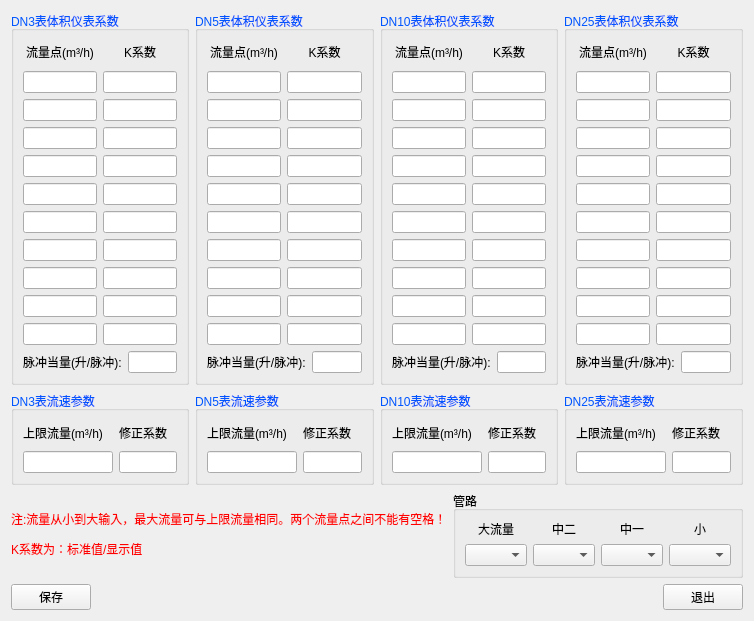
Qt form source/systemset/systemsetdlg/ui/stdmtrparaset.ui (flimmy78/qtverify) before a commit.
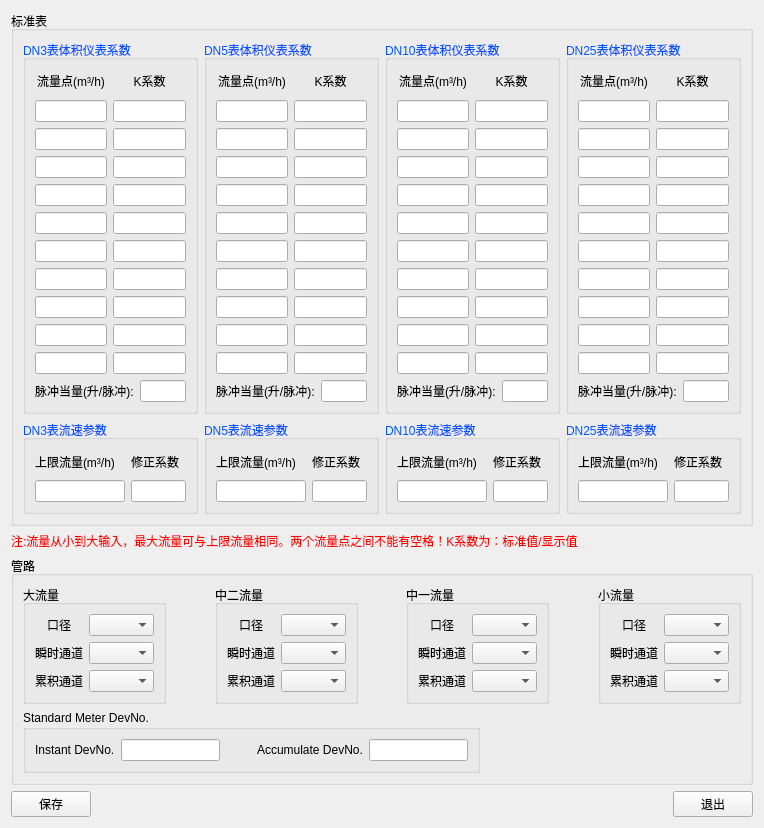
The same form after that commit. Icons and pictures are not drawn.

Commit message: 标准表参数设置; 流量标准表法数据采集, 加入脉冲当量;

```diff
--- a/source/systemset/systemsetdlg/ui/stdmtrparaset.ui
+++ b/source/systemset/systemsetdlg/ui/stdmtrparaset.ui
@@ -9,8 +9,8 @@
    <rect>
     <x>0</x>
     <y>0</y>
-    <width>746</width>
-    <height>575</height>
+    <width>764</width>
+    <height>751</height>
    </rect>
   </property>
   <property name="windowTitle">
@@ -20,8 +20,12 @@
    <iconset resource="../systemsetdlg.qrc">
     <normaloff>:/systemsetdlg/images/stdmeterparaset.png</normaloff>:/systemsetdlg/images/stdmeterparaset.png</iconset>
   </property>
-  <layout class="QVBoxLayout" name="verticalLayout_25">
+  <layout class="QVBoxLayout" name="verticalLayout_26">
    <item>
+    <widget class="QGroupBox" name="gBox_StdMeter">
+     <property name="title">
+      <string>标准表</string>
+     </property>
     <layout class="QHBoxLayout" name="horizontalLayout_14">
      <item>
       <layout class="QVBoxLayout" name="verticalLayout_6">
@@ -1828,47 +1832,39 @@
       </layout>
      </item>
     </layout>
+    </widget>
    </item>
-   <item>
-    <layout class="QHBoxLayout" name="horizontalLayout_15">
      <item>
       <widget class="QLabel" name="label">
        <property name="text">
-        <string>&lt;html&gt;&lt;head/&gt;&lt;body&gt;&lt;p&gt;&lt;span style=&quot; color:#ff0000;&quot;&gt;注:流量从小到大输入，最大流量可与上限流量相同。两个流量点之间不能有空格！&lt;/span&gt;&lt;/p&gt;&lt;p&gt;&lt;span style=&quot; color:#ff0000;&quot;&gt;K系数为：标准值/显示值&lt;/span&gt;&lt;/p&gt;&lt;/body&gt;&lt;/html&gt;</string>
+      <string>&lt;html&gt;&lt;head/&gt;&lt;body&gt;&lt;p&gt;&lt;span style=&quot; color:#ff0000;&quot;&gt;注:流量从小到大输入，最大流量可与上限流量相同。两个流量点之间不能有空格！K系数为：标准值/显示值&lt;/span&gt;&lt;/p&gt;&lt;/body&gt;&lt;/html&gt;</string>
        </property>
       </widget>
      </item>
      <item>
-      <spacer name="horizontalSpacer_5">
-       <property name="orientation">
-        <enum>Qt::Horizontal</enum>
-       </property>
-       <property name="sizeHint" stdset="0">
-        <size>
-         <width>40</width>
-         <height>20</height>
-        </size>
-       </property>
-      </spacer>
-     </item>
-     <item>
-      <widget class="QGroupBox" name="groupBox">
+    <widget class="QGroupBox" name="gBox_Route">
        <property name="title">
         <string>管路</string>
        </property>
+     <layout class="QVBoxLayout" name="verticalLayout_25">
+      <item>
        <layout class="QHBoxLayout" name="horizontalLayout_16">
         <item>
-         <layout class="QVBoxLayout" name="verticalLayout_26">
-          <item>
-           <widget class="QLabel" name="label_2">
+         <widget class="QGroupBox" name="gBox_big">
+          <property name="title">
+           <string>大流量</string>
+          </property>
+          <layout class="QGridLayout" name="gridLayout">
+           <item row="0" column="0">
+            <widget class="QLabel" name="label_8">
             <property name="text">
-             <string>&lt;html&gt;&lt;head/&gt;&lt;body&gt;&lt;p align=&quot;center&quot;&gt;大流量&lt;/p&gt;&lt;/body&gt;&lt;/html&gt;</string>
+              <string>&lt;html&gt;&lt;head/&gt;&lt;body&gt;&lt;p align=&quot;center&quot;&gt;口径&lt;/p&gt;&lt;/body&gt;&lt;/html&gt;</string>
             </property>
            </widget>
           </item>
+           <item row="0" column="1">
+            <widget class="QComboBox" name="comboBox_diam_0">
           <item>
-           <widget class="QComboBox" name="comboBox_big">
-            <item>
              <property name="text">
               <string/>
              </property>
@@ -1895,34 +1891,149 @@
             </item>
            </widget>
           </item>
-         </layout>
-        </item>
+           <item row="1" column="0">
+            <widget class="QLabel" name="label_9">
+             <property name="text">
+              <string>&lt;html&gt;&lt;head/&gt;&lt;body&gt;&lt;p align=&quot;center&quot;&gt;瞬时通道&lt;/p&gt;&lt;/body&gt;&lt;/html&gt;</string>
+             </property>
+            </widget>
+           </item>
+           <item row="1" column="1">
+            <widget class="QComboBox" name="cBox_instroute_0">
+             <property name="sizePolicy">
+              <sizepolicy hsizetype="Expanding" vsizetype="Fixed">
+               <horstretch>0</horstretch>
+               <verstretch>0</verstretch>
+              </sizepolicy>
+             </property>
+             <property name="font">
+              <font>
+               <weight>50</weight>
+               <italic>false</italic>
+               <bold>false</bold>
+               <kerning>false</kerning>
+              </font>
+             </property>
+             <property name="acceptDrops">
+              <bool>false</bool>
+             </property>
+             <property name="layoutDirection">
+              <enum>Qt::LeftToRight</enum>
+             </property>
+             <property name="autoFillBackground">
+              <bool>false</bool>
+             </property>
+             <property name="frame">
+              <bool>true</bool>
+             </property>
         <item>
-         <spacer name="horizontalSpacer_2">
-          <property name="orientation">
-           <enum>Qt::Horizontal</enum>
-          </property>
-          <property name="sizeHint" stdset="0">
-           <size>
-            <width>1</width>
-            <height>20</height>
-           </size>
-          </property>
-         </spacer>
+              <property name="text">
+               <string/>
+              </property>
+              <property name="icon">
+               <iconset>
+                <normaloff>C:/Users/Administrator/none.ico</normaloff>C:/Users/Administrator/none.ico</iconset>
+              </property>
         </item>
         <item>
-         <layout class="QVBoxLayout" name="verticalLayout_27">
+              <property name="text">
+               <string>       0</string>
+              </property>
+             </item>
           <item>
-           <widget class="QLabel" name="label_3">
             <property name="text">
-             <string>&lt;html&gt;&lt;head/&gt;&lt;body&gt;&lt;p align=&quot;center&quot;&gt;中二&lt;/p&gt;&lt;/body&gt;&lt;/html&gt;</string>
-            </property>
-           </widget>
+               <string>       1</string>
+              </property>
           </item>
           <item>
-           <widget class="QComboBox" name="comboBox_mid2">
+              <property name="text">
+               <string>       2</string>
+              </property>
+             </item>
             <item>
              <property name="text">
+               <string>       3</string>
+              </property>
+             </item>
+             <item>
+              <property name="text">
+               <string>       4</string>
+              </property>
+             </item>
+             <item>
+              <property name="text">
+               <string>       5</string>
+              </property>
+             </item>
+             <item>
+              <property name="text">
+               <string>       6</string>
+              </property>
+             </item>
+             <item>
+              <property name="text">
+               <string>       7</string>
+              </property>
+             </item>
+             <item>
+              <property name="text">
+               <string>       8</string>
+              </property>
+             </item>
+             <item>
+              <property name="text">
+               <string>       9</string>
+              </property>
+             </item>
+             <item>
+              <property name="text">
+               <string>       10</string>
+              </property>
+             </item>
+             <item>
+              <property name="text">
+               <string>       11</string>
+              </property>
+             </item>
+            </widget>
+           </item>
+           <item row="2" column="0">
+            <widget class="QLabel" name="label_10">
+             <property name="text">
+              <string>&lt;html&gt;&lt;head/&gt;&lt;body&gt;&lt;p align=&quot;center&quot;&gt;累积通道&lt;/p&gt;&lt;/body&gt;&lt;/html&gt;</string>
+             </property>
+            </widget>
+           </item>
+           <item row="2" column="1">
+            <widget class="QComboBox" name="cBox_accumroute_0">
+             <property name="sizePolicy">
+              <sizepolicy hsizetype="Expanding" vsizetype="Fixed">
+               <horstretch>0</horstretch>
+               <verstretch>0</verstretch>
+              </sizepolicy>
+             </property>
+             <property name="font">
+              <font>
+               <weight>50</weight>
+               <italic>false</italic>
+               <bold>false</bold>
+               <kerning>false</kerning>
+              </font>
+             </property>
+             <property name="acceptDrops">
+              <bool>false</bool>
+             </property>
+             <property name="layoutDirection">
+              <enum>Qt::LeftToRight</enum>
+             </property>
+             <property name="autoFillBackground">
+              <bool>false</bool>
+             </property>
+             <property name="frame">
+              <bool>true</bool>
+             </property>
+             <item>
+              <property name="text">
               <string/>
              </property>
             </item>
@@ -1949,6 +2060,7 @@
            </widget>
           </item>
          </layout>
+         </widget>
         </item>
         <item>
          <spacer name="horizontalSpacer_3">
@@ -1964,23 +2076,313 @@
          </spacer>
         </item>
         <item>
-         <layout class="QVBoxLayout" name="verticalLayout_28">
+         <widget class="QGroupBox" name="gBox_mid2">
+          <property name="title">
+           <string>中二流量</string>
+          </property>
+          <layout class="QGridLayout" name="gridLayout_2">
+           <item row="0" column="0">
+            <widget class="QLabel" name="label_11">
+             <property name="text">
+              <string>&lt;html&gt;&lt;head/&gt;&lt;body&gt;&lt;p align=&quot;center&quot;&gt;口径&lt;/p&gt;&lt;/body&gt;&lt;/html&gt;</string>
+             </property>
+            </widget>
+           </item>
+           <item row="0" column="1">
+            <widget class="QComboBox" name="comboBox_diam_1">
           <item>
-           <widget class="QLabel" name="label_4">
             <property name="text">
-             <string>&lt;html&gt;&lt;head/&gt;&lt;body&gt;&lt;p align=&quot;center&quot;&gt;中一&lt;/p&gt;&lt;/body&gt;&lt;/html&gt;</string>
-            </property>
-           </widget>
-          </item>
+               <string/>
+              </property>
+             </item>
+             <item>
+              <property name="text">
+               <string>DN3</string>
+              </property>
+             </item>
+             <item>
+              <property name="text">
+               <string>DN5</string>
+              </property>
+             </item>
+             <item>
+              <property name="text">
+               <string>DN10</string>
+              </property>
+             </item>
+             <item>
+              <property name="text">
+               <string>DN25</string>
+              </property>
+             </item>
+            </widget>
+           </item>
+           <item row="1" column="0">
+            <widget class="QLabel" name="label_12">
+             <property name="text">
+              <string>&lt;html&gt;&lt;head/&gt;&lt;body&gt;&lt;p align=&quot;center&quot;&gt;瞬时通道&lt;/p&gt;&lt;/body&gt;&lt;/html&gt;</string>
+             </property>
+            </widget>
+           </item>
+           <item row="1" column="1">
+            <widget class="QComboBox" name="cBox_instroute_1">
+             <property name="sizePolicy">
+              <sizepolicy hsizetype="Expanding" vsizetype="Fixed">
+               <horstretch>0</horstretch>
+               <verstretch>0</verstretch>
+              </sizepolicy>
+             </property>
+             <property name="font">
+              <font>
+               <weight>50</weight>
+               <italic>false</italic>
+               <bold>false</bold>
+               <kerning>false</kerning>
+              </font>
+             </property>
+             <property name="acceptDrops">
+              <bool>false</bool>
+             </property>
+             <property name="layoutDirection">
+              <enum>Qt::LeftToRight</enum>
+             </property>
+             <property name="autoFillBackground">
+              <bool>false</bool>
+             </property>
+             <property name="frame">
+              <bool>true</bool>
+             </property>
           <item>
-           <widget class="QComboBox" name="comboBox_mid1">
+              <property name="text">
+               <string/>
+              </property>
+              <property name="icon">
+               <iconset>
+                <normaloff>C:/Users/Administrator/none.ico</normaloff>C:/Users/Administrator/none.ico</iconset>
+              </property>
+             </item>
             <item>
              <property name="text">
+               <string>       0</string>
+              </property>
+             </item>
+             <item>
+              <property name="text">
+               <string>       1</string>
+              </property>
+             </item>
+             <item>
+              <property name="text">
+               <string>       2</string>
+              </property>
+             </item>
+             <item>
+              <property name="text">
+               <string>       3</string>
+              </property>
+             </item>
+             <item>
+              <property name="text">
+               <string>       4</string>
+              </property>
+             </item>
+             <item>
+              <property name="text">
+               <string>       5</string>
+              </property>
+             </item>
+             <item>
+              <property name="text">
+               <string>       6</string>
+              </property>
+             </item>
+             <item>
+              <property name="text">
+               <string>       7</string>
+              </property>
+             </item>
+             <item>
+              <property name="text">
+               <string>       8</string>
+              </property>
+             </item>
+             <item>
+              <property name="text">
+               <string>       9</string>
+              </property>
+             </item>
+             <item>
+              <property name="text">
+               <string>       10</string>
+              </property>
+             </item>
+             <item>
+              <property name="text">
+               <string>       11</string>
+              </property>
+             </item>
+            </widget>
+           </item>
+           <item row="2" column="0">
+            <widget class="QLabel" name="label_13">
+             <property name="text">
+              <string>&lt;html&gt;&lt;head/&gt;&lt;body&gt;&lt;p align=&quot;center&quot;&gt;累积通道&lt;/p&gt;&lt;/body&gt;&lt;/html&gt;</string>
+             </property>
+            </widget>
+           </item>
+           <item row="2" column="1">
+            <widget class="QComboBox" name="cBox_accumroute_1">
+             <property name="sizePolicy">
+              <sizepolicy hsizetype="Expanding" vsizetype="Fixed">
+               <horstretch>0</horstretch>
+               <verstretch>0</verstretch>
+              </sizepolicy>
+             </property>
+             <property name="font">
+              <font>
+               <weight>50</weight>
+               <italic>false</italic>
+               <bold>false</bold>
+               <kerning>false</kerning>
+              </font>
+             </property>
+             <property name="acceptDrops">
+              <bool>false</bool>
+             </property>
+             <property name="layoutDirection">
+              <enum>Qt::LeftToRight</enum>
+             </property>
+             <property name="autoFillBackground">
+              <bool>false</bool>
+             </property>
+             <property name="frame">
+              <bool>true</bool>
+             </property>
+             <item>
+              <property name="text">
               <string/>
              </property>
             </item>
             <item>
              <property name="text">
+               <string>       0</string>
+              </property>
+             </item>
+             <item>
+              <property name="text">
+               <string>       1</string>
+              </property>
+             </item>
+             <item>
+              <property name="text">
+               <string>       2</string>
+              </property>
+             </item>
+             <item>
+              <property name="text">
+               <string>       3</string>
+              </property>
+             </item>
+             <item>
+              <property name="text">
+               <string>       4</string>
+              </property>
+             </item>
+             <item>
+              <property name="text">
+               <string>       5</string>
+              </property>
+             </item>
+             <item>
+              <property name="text">
+               <string>       6</string>
+              </property>
+             </item>
+             <item>
+              <property name="text">
+               <string>       7</string>
+              </property>
+             </item>
+             <item>
+              <property name="text">
+               <string>       8</string>
+              </property>
+             </item>
+             <item>
+              <property name="text">
+               <string>       9</string>
+              </property>
+             </item>
+             <item>
+              <property name="text">
+               <string>       10</string>
+              </property>
+             </item>
+             <item>
+              <property name="text">
+               <string>       11</string>
+              </property>
+             </item>
+             <item>
+              <property name="text">
+               <string>       12</string>
+              </property>
+             </item>
+             <item>
+              <property name="text">
+               <string>       13</string>
+              </property>
+             </item>
+             <item>
+              <property name="text">
+               <string>       14</string>
+              </property>
+             </item>
+             <item>
+              <property name="text">
+               <string>       15</string>
+              </property>
+             </item>
+            </widget>
+           </item>
+          </layout>
+         </widget>
+        </item>
+        <item>
+         <spacer name="horizontalSpacer_2">
+          <property name="orientation">
+           <enum>Qt::Horizontal</enum>
+          </property>
+          <property name="sizeHint" stdset="0">
+           <size>
+            <width>1</width>
+            <height>20</height>
+           </size>
+          </property>
+         </spacer>
+        </item>
+        <item>
+         <widget class="QGroupBox" name="gBox_mid1">
+          <property name="title">
+           <string>中一流量</string>
+          </property>
+          <layout class="QGridLayout" name="gridLayout_3">
+           <item row="0" column="0">
+            <widget class="QLabel" name="label_14">
+             <property name="text">
+              <string>&lt;html&gt;&lt;head/&gt;&lt;body&gt;&lt;p align=&quot;center&quot;&gt;口径&lt;/p&gt;&lt;/body&gt;&lt;/html&gt;</string>
+             </property>
+            </widget>
+           </item>
+           <item row="0" column="1">
+            <widget class="QComboBox" name="comboBox_diam_2">
+             <item>
+              <property name="text">
+               <string/>
+              </property>
+             </item>
+             <item>
+              <property name="text">
               <string>DN3</string>
              </property>
             </item>
@@ -2001,7 +2403,240 @@
             </item>
            </widget>
           </item>
-         </layout>
+           <item row="1" column="0">
+            <widget class="QLabel" name="label_15">
+             <property name="text">
+              <string>&lt;html&gt;&lt;head/&gt;&lt;body&gt;&lt;p align=&quot;center&quot;&gt;瞬时通道&lt;/p&gt;&lt;/body&gt;&lt;/html&gt;</string>
+             </property>
+            </widget>
+           </item>
+           <item row="1" column="1">
+            <widget class="QComboBox" name="cBox_instroute_2">
+             <property name="sizePolicy">
+              <sizepolicy hsizetype="Expanding" vsizetype="Fixed">
+               <horstretch>0</horstretch>
+               <verstretch>0</verstretch>
+              </sizepolicy>
+             </property>
+             <property name="font">
+              <font>
+               <weight>50</weight>
+               <italic>false</italic>
+               <bold>false</bold>
+               <kerning>false</kerning>
+              </font>
+             </property>
+             <property name="acceptDrops">
+              <bool>false</bool>
+             </property>
+             <property name="layoutDirection">
+              <enum>Qt::LeftToRight</enum>
+             </property>
+             <property name="autoFillBackground">
+              <bool>false</bool>
+             </property>
+             <property name="frame">
+              <bool>true</bool>
+             </property>
+             <item>
+              <property name="text">
+               <string/>
+              </property>
+              <property name="icon">
+               <iconset>
+                <normaloff>C:/Users/Administrator/none.ico</normaloff>C:/Users/Administrator/none.ico</iconset>
+              </property>
+             </item>
+             <item>
+              <property name="text">
+               <string>       0</string>
+              </property>
+             </item>
+             <item>
+              <property name="text">
+               <string>       1</string>
+              </property>
+             </item>
+             <item>
+              <property name="text">
+               <string>       2</string>
+              </property>
+             </item>
+             <item>
+              <property name="text">
+               <string>       3</string>
+              </property>
+             </item>
+             <item>
+              <property name="text">
+               <string>       4</string>
+              </property>
+             </item>
+             <item>
+              <property name="text">
+               <string>       5</string>
+              </property>
+             </item>
+             <item>
+              <property name="text">
+               <string>       6</string>
+              </property>
+             </item>
+             <item>
+              <property name="text">
+               <string>       7</string>
+              </property>
+             </item>
+             <item>
+              <property name="text">
+               <string>       8</string>
+              </property>
+             </item>
+             <item>
+              <property name="text">
+               <string>       9</string>
+              </property>
+             </item>
+             <item>
+              <property name="text">
+               <string>       10</string>
+              </property>
+             </item>
+             <item>
+              <property name="text">
+               <string>       11</string>
+              </property>
+             </item>
+            </widget>
+           </item>
+           <item row="2" column="0">
+            <widget class="QLabel" name="label_16">
+             <property name="text">
+              <string>&lt;html&gt;&lt;head/&gt;&lt;body&gt;&lt;p align=&quot;center&quot;&gt;累积通道&lt;/p&gt;&lt;/body&gt;&lt;/html&gt;</string>
+             </property>
+            </widget>
+           </item>
+           <item row="2" column="1">
+            <widget class="QComboBox" name="cBox_accumroute_2">
+             <property name="sizePolicy">
+              <sizepolicy hsizetype="Expanding" vsizetype="Fixed">
+               <horstretch>0</horstretch>
+               <verstretch>0</verstretch>
+              </sizepolicy>
+             </property>
+             <property name="font">
+              <font>
+               <weight>50</weight>
+               <italic>false</italic>
+               <bold>false</bold>
+               <kerning>false</kerning>
+              </font>
+             </property>
+             <property name="acceptDrops">
+              <bool>false</bool>
+             </property>
+             <property name="layoutDirection">
+              <enum>Qt::LeftToRight</enum>
+             </property>
+             <property name="autoFillBackground">
+              <bool>false</bool>
+             </property>
+             <property name="frame">
+              <bool>true</bool>
+             </property>
+             <item>
+              <property name="text">
+               <string/>
+              </property>
+              <property name="icon">
+               <iconset>
+                <normaloff>C:/Users/Administrator/none.ico</normaloff>C:/Users/Administrator/none.ico</iconset>
+              </property>
+             </item>
+             <item>
+              <property name="text">
+               <string>       0</string>
+              </property>
+             </item>
+             <item>
+              <property name="text">
+               <string>       1</string>
+              </property>
+             </item>
+             <item>
+              <property name="text">
+               <string>       2</string>
+              </property>
+             </item>
+             <item>
+              <property name="text">
+               <string>       3</string>
+              </property>
+             </item>
+             <item>
+              <property name="text">
+               <string>       4</string>
+              </property>
+             </item>
+             <item>
+              <property name="text">
+               <string>       5</string>
+              </property>
+             </item>
+             <item>
+              <property name="text">
+               <string>       6</string>
+              </property>
+             </item>
+             <item>
+              <property name="text">
+               <string>       7</string>
+              </property>
+             </item>
+             <item>
+              <property name="text">
+               <string>       8</string>
+              </property>
+             </item>
+             <item>
+              <property name="text">
+               <string>       9</string>
+              </property>
+             </item>
+             <item>
+              <property name="text">
+               <string>       10</string>
+              </property>
+             </item>
+             <item>
+              <property name="text">
+               <string>       11</string>
+              </property>
+             </item>
+             <item>
+              <property name="text">
+               <string>       12</string>
+              </property>
+             </item>
+             <item>
+              <property name="text">
+               <string>       13</string>
+              </property>
+             </item>
+             <item>
+              <property name="text">
+               <string>       14</string>
+              </property>
+             </item>
+             <item>
+              <property name="text">
+               <string>       15</string>
+              </property>
+             </item>
+            </widget>
+           </item>
+          </layout>
+         </widget>
         </item>
         <item>
          <spacer name="horizontalSpacer_4">
@@ -2017,16 +2652,20 @@
          </spacer>
         </item>
         <item>
-         <layout class="QVBoxLayout" name="verticalLayout_29">
-          <item>
-           <widget class="QLabel" name="label_5">
+         <widget class="QGroupBox" name="gBox_mid1_2">
+          <property name="title">
+           <string>小流量</string>
+          </property>
+          <layout class="QGridLayout" name="gridLayout_4">
+           <item row="0" column="0">
+            <widget class="QLabel" name="label_39">
             <property name="text">
-             <string>&lt;html&gt;&lt;head/&gt;&lt;body&gt;&lt;p align=&quot;center&quot;&gt;小&lt;/p&gt;&lt;/body&gt;&lt;/html&gt;</string>
+              <string>&lt;html&gt;&lt;head/&gt;&lt;body&gt;&lt;p align=&quot;center&quot;&gt;口径&lt;/p&gt;&lt;/body&gt;&lt;/html&gt;</string>
             </property>
            </widget>
           </item>
-          <item>
-           <widget class="QComboBox" name="comboBox_small">
+           <item row="0" column="1">
+            <widget class="QComboBox" name="comboBox_diam_3">
             <item>
              <property name="text">
               <string/>
@@ -2054,12 +2693,342 @@
             </item>
            </widget>
           </item>
-         </layout>
+           <item row="1" column="0">
+            <widget class="QLabel" name="label_40">
+             <property name="text">
+              <string>&lt;html&gt;&lt;head/&gt;&lt;body&gt;&lt;p align=&quot;center&quot;&gt;瞬时通道&lt;/p&gt;&lt;/body&gt;&lt;/html&gt;</string>
+             </property>
+            </widget>
+           </item>
+           <item row="1" column="1">
+            <widget class="QComboBox" name="cBox_instroute_3">
+             <property name="sizePolicy">
+              <sizepolicy hsizetype="Expanding" vsizetype="Fixed">
+               <horstretch>0</horstretch>
+               <verstretch>0</verstretch>
+              </sizepolicy>
+             </property>
+             <property name="font">
+              <font>
+               <weight>50</weight>
+               <italic>false</italic>
+               <bold>false</bold>
+               <kerning>false</kerning>
+              </font>
+             </property>
+             <property name="acceptDrops">
+              <bool>false</bool>
+             </property>
+             <property name="layoutDirection">
+              <enum>Qt::LeftToRight</enum>
+             </property>
+             <property name="autoFillBackground">
+              <bool>false</bool>
+             </property>
+             <property name="frame">
+              <bool>true</bool>
+             </property>
+             <item>
+              <property name="text">
+               <string/>
+              </property>
+              <property name="icon">
+               <iconset>
+                <normaloff>C:/Users/Administrator/none.ico</normaloff>C:/Users/Administrator/none.ico</iconset>
+              </property>
+             </item>
+             <item>
+              <property name="text">
+               <string>       0</string>
+              </property>
+             </item>
+             <item>
+              <property name="text">
+               <string>       1</string>
+              </property>
+             </item>
+             <item>
+              <property name="text">
+               <string>       2</string>
+              </property>
+             </item>
+             <item>
+              <property name="text">
+               <string>       3</string>
+              </property>
+             </item>
+             <item>
+              <property name="text">
+               <string>       4</string>
+              </property>
+             </item>
+             <item>
+              <property name="text">
+               <string>       5</string>
+              </property>
+             </item>
+             <item>
+              <property name="text">
+               <string>       6</string>
+              </property>
+             </item>
+             <item>
+              <property name="text">
+               <string>       7</string>
+              </property>
+             </item>
+             <item>
+              <property name="text">
+               <string>       8</string>
+              </property>
+             </item>
+             <item>
+              <property name="text">
+               <string>       9</string>
+              </property>
+             </item>
+             <item>
+              <property name="text">
+               <string>       10</string>
+              </property>
+             </item>
+             <item>
+              <property name="text">
+               <string>       11</string>
+              </property>
+             </item>
+            </widget>
+           </item>
+           <item row="2" column="0">
+            <widget class="QLabel" name="label_41">
+             <property name="text">
+              <string>&lt;html&gt;&lt;head/&gt;&lt;body&gt;&lt;p align=&quot;center&quot;&gt;累积通道&lt;/p&gt;&lt;/body&gt;&lt;/html&gt;</string>
+             </property>
+            </widget>
+           </item>
+           <item row="2" column="1">
+            <widget class="QComboBox" name="cBox_accumroute_3">
+             <property name="sizePolicy">
+              <sizepolicy hsizetype="Expanding" vsizetype="Fixed">
+               <horstretch>0</horstretch>
+               <verstretch>0</verstretch>
+              </sizepolicy>
+             </property>
+             <property name="font">
+              <font>
+               <weight>50</weight>
+               <italic>false</italic>
+               <bold>false</bold>
+               <kerning>false</kerning>
+              </font>
+             </property>
+             <property name="acceptDrops">
+              <bool>false</bool>
+             </property>
+             <property name="layoutDirection">
+              <enum>Qt::LeftToRight</enum>
+             </property>
+             <property name="autoFillBackground">
+              <bool>false</bool>
+             </property>
+             <property name="frame">
+              <bool>true</bool>
+             </property>
+             <item>
+              <property name="text">
+               <string/>
+              </property>
+              <property name="icon">
+               <iconset>
+                <normaloff>C:/Users/Administrator/none.ico</normaloff>C:/Users/Administrator/none.ico</iconset>
+              </property>
+             </item>
+             <item>
+              <property name="text">
+               <string>       0</string>
+              </property>
+             </item>
+             <item>
+              <property name="text">
+               <string>       1</string>
+              </property>
+             </item>
+             <item>
+              <property name="text">
+               <string>       2</string>
+              </property>
+             </item>
+             <item>
+              <property name="text">
+               <string>       3</string>
+              </property>
+             </item>
+             <item>
+              <property name="text">
+               <string>       4</string>
+              </property>
+             </item>
+             <item>
+              <property name="text">
+               <string>       5</string>
+              </property>
+             </item>
+             <item>
+              <property name="text">
+               <string>       6</string>
+              </property>
+             </item>
+             <item>
+              <property name="text">
+               <string>       7</string>
+              </property>
+             </item>
+             <item>
+              <property name="text">
+               <string>       8</string>
+              </property>
+             </item>
+             <item>
+              <property name="text">
+               <string>       9</string>
+              </property>
+             </item>
+             <item>
+              <property name="text">
+               <string>       10</string>
+              </property>
+             </item>
+             <item>
+              <property name="text">
+               <string>       11</string>
+              </property>
+             </item>
+             <item>
+              <property name="text">
+               <string>       12</string>
+              </property>
+             </item>
+             <item>
+              <property name="text">
+               <string>       13</string>
+              </property>
+             </item>
+             <item>
+              <property name="text">
+               <string>       14</string>
+              </property>
+             </item>
+             <item>
+              <property name="text">
+               <string>       15</string>
+              </property>
+             </item>
+            </widget>
+           </item>
+          </layout>
+         </widget>
         </item>
        </layout>
-      </widget>
-     </item>
-    </layout>
+      </item>
+      <item>
+       <layout class="QHBoxLayout" name="horizontalLayout_17">
+        <item>
+         <widget class="QGroupBox" name="gBox_lcModDevNo">
+          <property name="sizePolicy">
+           <sizepolicy hsizetype="Preferred" vsizetype="Fixed">
+            <horstretch>0</horstretch>
+            <verstretch>0</verstretch>
+           </sizepolicy>
+          </property>
+          <property name="title">
+           <string>Standard Meter DevNo.</string>
+          </property>
+          <layout class="QHBoxLayout" name="horizontalLayout_15">
+           <item>
+            <widget class="QLabel" name="label_37">
+             <property name="sizePolicy">
+              <sizepolicy hsizetype="Preferred" vsizetype="Fixed">
+               <horstretch>0</horstretch>
+               <verstretch>0</verstretch>
+              </sizepolicy>
+             </property>
+             <property name="text">
+              <string>Instant DevNo.</string>
+             </property>
+            </widget>
+           </item>
+           <item>
+            <widget class="QLineEdit" name="lineEdit_instDevNo">
+             <property name="sizePolicy">
+              <sizepolicy hsizetype="Expanding" vsizetype="Fixed">
+               <horstretch>0</horstretch>
+               <verstretch>0</verstretch>
+              </sizepolicy>
+             </property>
+             <property name="alignment">
+              <set>Qt::AlignCenter</set>
+             </property>
+            </widget>
+           </item>
+           <item>
+            <spacer name="horizontalSpacer_22">
+             <property name="orientation">
+              <enum>Qt::Horizontal</enum>
+             </property>
+             <property name="sizeHint" stdset="0">
+              <size>
+               <width>40</width>
+               <height>20</height>
+              </size>
+             </property>
+            </spacer>
+           </item>
+           <item>
+            <widget class="QLabel" name="label_38">
+             <property name="sizePolicy">
+              <sizepolicy hsizetype="Preferred" vsizetype="Fixed">
+               <horstretch>0</horstretch>
+               <verstretch>0</verstretch>
+              </sizepolicy>
+             </property>
+             <property name="text">
+              <string>Accumulate DevNo.</string>
+             </property>
+            </widget>
+           </item>
+           <item>
+            <widget class="QLineEdit" name="lineEdit_accumDevNo">
+             <property name="sizePolicy">
+              <sizepolicy hsizetype="Expanding" vsizetype="Fixed">
+               <horstretch>0</horstretch>
+               <verstretch>0</verstretch>
+              </sizepolicy>
+             </property>
+             <property name="alignment">
+              <set>Qt::AlignCenter</set>
+             </property>
+            </widget>
+           </item>
+          </layout>
+         </widget>
+        </item>
+        <item>
+         <spacer name="horizontalSpacer_5">
+          <property name="orientation">
+           <enum>Qt::Horizontal</enum>
+          </property>
+          <property name="sizeHint" stdset="0">
+           <size>
+            <width>288</width>
+            <height>17</height>
+           </size>
+          </property>
+         </spacer>
+        </item>
+       </layout>
+      </item>
+     </layout>
+    </widget>
    </item>
    <item>
     <layout class="QHBoxLayout" name="horizontalLayout">
```
Left out of the diff: 82 changed lines with no effect on the pictures. Lines whose indentation alone changed are shown as unchanged. The commit also changes 10 other files.
